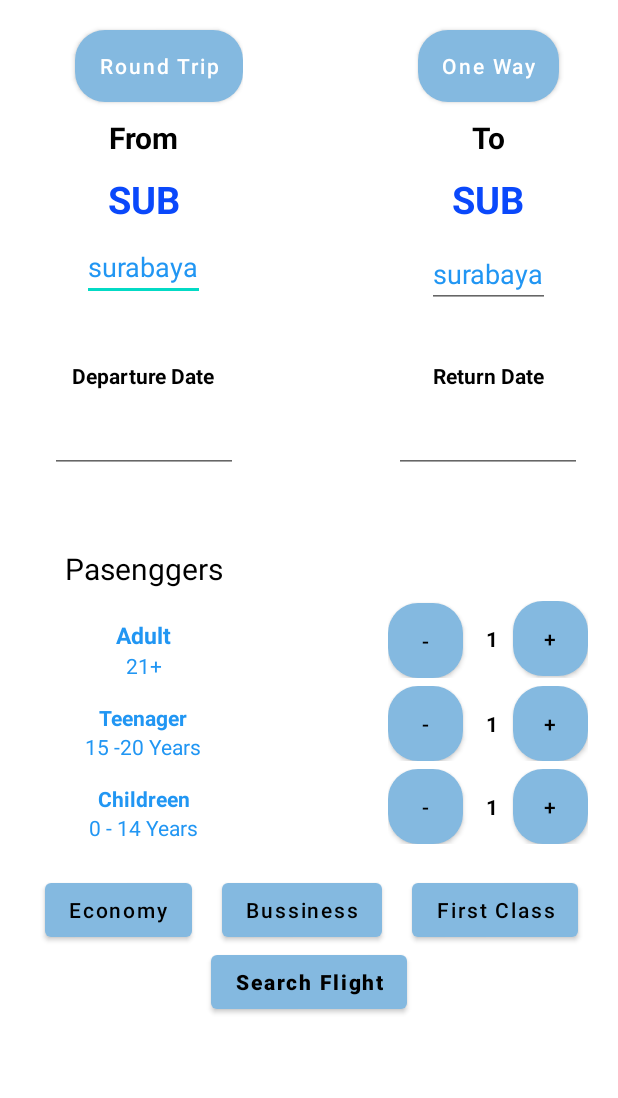
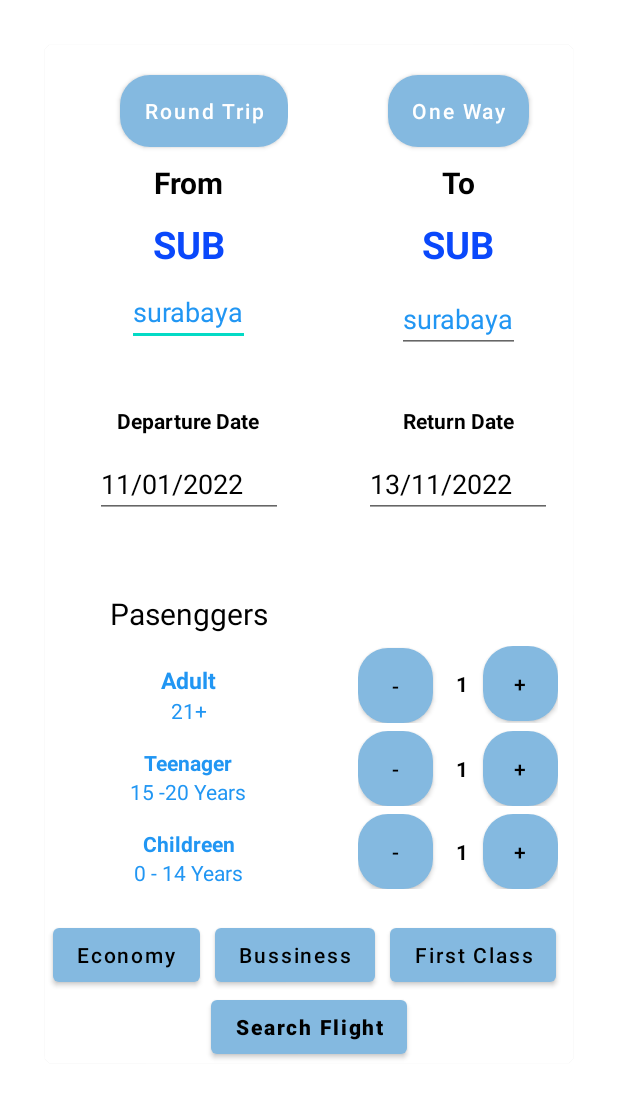
Before and after one commit to AceLysnd/FP-AND-C11, an Android app: the layout activity_menu_booking.xml on its own in the app's theme, with its tools: preview values and no code run, on a phone screen of 412 x 824 dp. Shown: the top 1098 px of the screen. Run offline under Robolectric (Android 15) with nearby library versions, the phone set to English and light mode, and no system bars.

Commit message:
ui repair

```diff
--- a/app/src/main/AndroidManifest.xml
+++ b/app/src/main/AndroidManifest.xml
@@ -28,11 +28,6 @@
             android:exported="true"
             android:label="@string/title_activity_booking"
             android:theme="@style/Theme.C11Flight.NoActionBar">
-            <intent-filter>
-                <action android:name="android.intent.action.MAIN" />
-
-                <category android:name="android.intent.category.LAUNCHER" />
-            </intent-filter>
 
             <meta-data
                 android:name="android.app.lib_name"
@@ -53,7 +48,14 @@
         </activity>
         <activity
             android:name=".ui.view.HomeActivity"
-            android:exported="true"></activity>
+            android:exported="true">
+            <intent-filter>
+                <action android:name="android.intent.action.MAIN" />
+
+                <category android:name="android.intent.category.LAUNCHER" />
+            </intent-filter>
+
+        </activity>
         <activity
             android:name=".ui.view.LoginActivity"
             android:exported="false" />
--- a/app/src/main/res/layout/activity_menu_booking.xml
+++ b/app/src/main/res/layout/activity_menu_booking.xml
@@ -5,6 +5,12 @@
     android:layout_width="match_parent"
     android:layout_height="wrap_content"
     tools:context=".ui.view.MenuBooking">
+    <androidx.cardview.widget.CardView
+        android:layout_width="fill_parent"
+        android:layout_height="wrap_content"
+        app:cardElevation="2dp"
+        app:cardCornerRadius="5dp"
+        android:layout_margin="30dp">
         <LinearLayout
             android:layout_width="match_parent"
             android:layout_height="wrap_content"
@@ -72,6 +78,8 @@
                         android:layout_height="wrap_content"
                         android:layout_marginTop="10dp"
                         android:layout_gravity="center"
+                        android:hint="11/01/2022"
+                        android:textColorHint="@color/black"
                         android:inputType="date"/>
                     <TextView
                         android:id="@+id/Pasenger"
@@ -130,14 +138,11 @@
                         android:layout_height="wrap_content"
                         android:textColor="#2196F3"
                         android:layout_gravity="center"/>
-
-
                 </LinearLayout>
-
                 <LinearLayout
                     android:layout_width="147dp"
                     android:layout_height="wrap_content"
-                android:layout_marginStart="90dp"
+                    android:layout_marginStart="40dp"
                     android:orientation="vertical"
                     android:layout_alignParentTop="true"
                     tools:ignore="UselessLeaf">
@@ -196,6 +201,8 @@
                         android:layout_width="125dp"
                         android:layout_height="wrap_content"
                         android:layout_marginTop="10dp"
+                        android:hint="13/11/2022"
+                        android:textColorHint="@color/black"
                         android:layout_gravity="center"
                         android:inputType="date"/>
 
@@ -307,7 +314,7 @@
                     android:text="Economy"
                     android:textAllCaps="false"
                     android:textColor="@color/black"
-                android:layout_marginStart="30dp"/>
+                    android:layout_marginStart="5dp"/>
                 <Button
                     android:id="@+id/btn_Bussiness"
                     android:layout_width="wrap_content"
@@ -315,13 +322,13 @@
                     android:text="Bussiness"
                     android:textAllCaps="false"
                     android:textColor="@color/black"
-                android:layout_marginStart="20dp"/>
+                    android:layout_marginStart="10dp"/>
                 <Button
                     android:id="@+id/btn_Firstclass"
                     android:layout_width="wrap_content"
                     android:layout_height="wrap_content"
                     android:text="First Class"
-                android:layout_marginStart="20dp"
+                    android:layout_marginStart="10dp"
                     android:textAllCaps="false"
                     android:textColor="@color/black"/>
             </LinearLayout>
@@ -335,5 +342,5 @@
                 android:textColor="@color/black"
                 android:textAllCaps="false"/>
         </LinearLayout>
-
+    </androidx.cardview.widget.CardView>
 </ScrollView>
```
Lines whose indentation alone changed are shown as unchanged.
